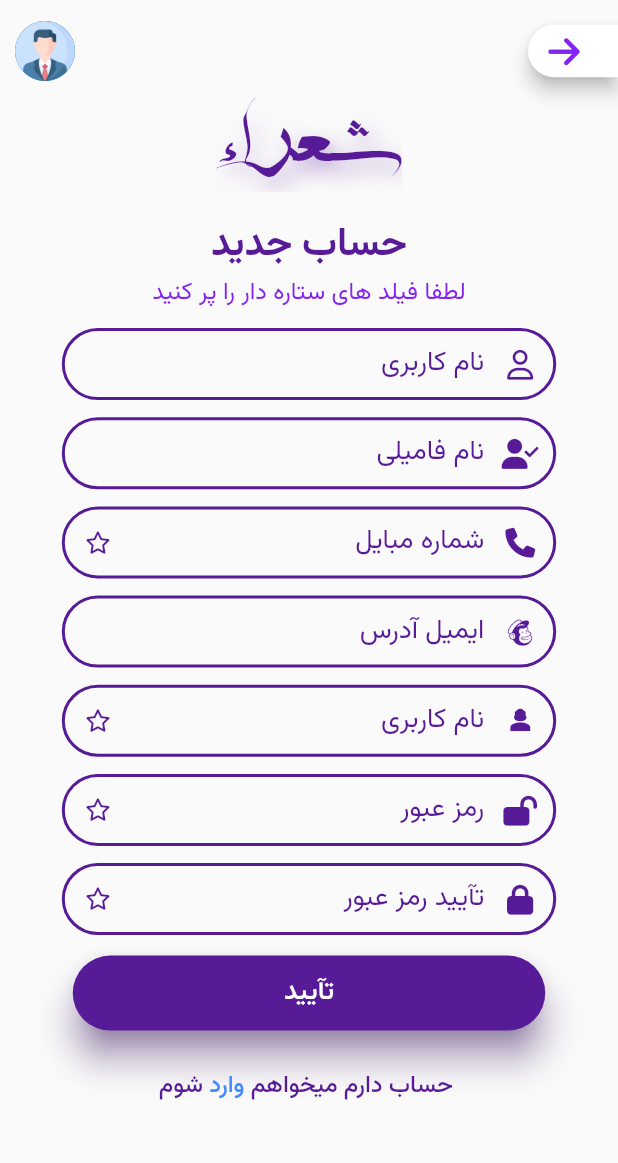
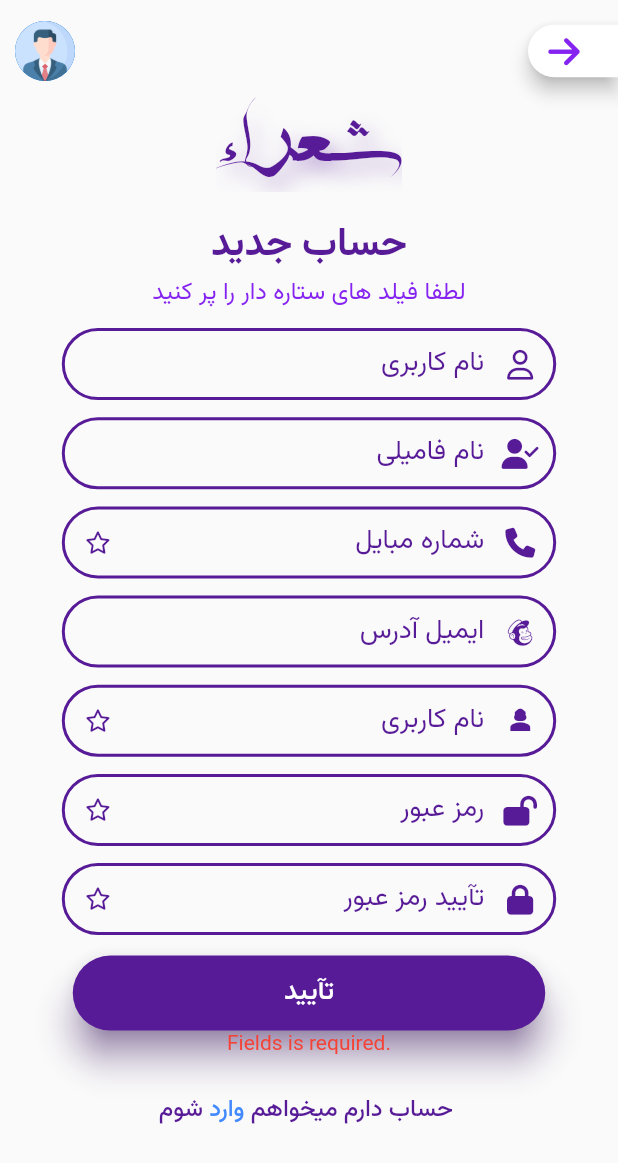
Before and after one commit to SayedNawid/shohaara, a Flutter app: the SignUpPage screen opened directly, after a tap on "تآیید", on a phone screen of 412 x 824 dp. Shown: the top 1163 px of the screen. Run offline on Flutter 3.47's test engine with Material 2 defaults, Android fonts, the phone set to English and light mode, and no system bars; our stand-ins replace font_awesome_flutter, google_nav_bar, hive, hive_flutter, line_icons, slide_to_act and 1 more; accounts and stored records are empty; network calls fail.

```diff
--- a/lib/LoginScreens/components/rounded_username_field.dart
+++ b/lib/LoginScreens/components/rounded_username_field.dart
@@ -7,53 +7,55 @@ class RoundedUserNameField extends StatelessWidget {
   final ValueChanged<String> onChanged;
   final String hintText;
   final IconData iconData;
+  //final FormFieldValidator<String>? validator ;
   const RoundedUserNameField({
     super.key,
     required this.onChanged,
     required this.hintText,
-    required this.iconData,
+    required this.iconData, //required this.validator,
   });
 
   @override
   Widget build(BuildContext context) {
     return TextFieldContainer(
-      child: TextField(
+      child: TextFormField(
+        //validator:validator ,
         onChanged: onChanged,
         showCursor: true,
         cursorColor: kPrimaryColor,
         cursorHeight: 25,
         obscureText: false,
         keyboardType: TextInputType.text,
-        style: TextStyle(
+        style: const TextStyle(
             color: kPrimaryColor,
             fontFamily: "Vazir",
             fontSize: 18,
             fontWeight: FontWeight.w400),
         textAlign: TextAlign.right,
         decoration: InputDecoration(
-          contentPadding: EdgeInsets.only(top: 20),
+          contentPadding: const EdgeInsets.only(top: 20),
             suffixIcon: Icon(
               size: 20,
               iconData,
               color: kPrimaryColor,
             ),
-            prefixIcon: Icon(
+            prefixIcon: const Icon(
               size: 15,
               FontAwesomeIcons.star,
               color: kPrimaryColor,
             ),
             hintText: hintText,
-            hintStyle: TextStyle(fontFamily: "Vazir", color: kPrimaryColor),
+            hintStyle: const TextStyle(fontFamily: "Vazir", color: kPrimaryColor),
             border: InputBorder.none,
             enabledBorder: OutlineInputBorder(
                 borderRadius: BorderRadius.circular(50),
-                borderSide: BorderSide(
+                borderSide: const BorderSide(
                   width: 2,
                   color: kPrimaryColor,
                 )),
             focusedBorder: OutlineInputBorder(
                 borderRadius: BorderRadius.circular(50),
-                borderSide: BorderSide(
+                borderSide: const BorderSide(
                   width: 2,
                   color: kPrimaryColor,
                 ))),
--- a/lib/LoginScreens/sign_up_page.dart
+++ b/lib/LoginScreens/sign_up_page.dart
@@ -32,8 +32,19 @@ class _SignUpPageState extends State<SignUpPage> {
     );
   }
 
+  bool _showError = false;
+
   Future<void> signUp() async {
-    print(name);
+    if (name.isEmpty ||
+        lastName.isEmpty ||
+        phoneNumber.isEmpty ||
+        email.isEmpty ||
+        username.isEmpty ||
+        password.isEmpty) {
+      setState(() {
+        _showError = true;
+      });
+    }
     try {
       await ApiService.signUp(
         firstName: name,
@@ -184,9 +195,11 @@ class _SignUpPageState extends State<SignUpPage> {
                     ),
                     RoundedUserNameField(
                         onChanged: (value) {
-                          setState(() {
-                            username = value;
-                          });
+                          setState(
+                            () {
+                              username = value;
+                            },
+                          );
                         },
                         hintText: "نام کاربری",
                         iconData: Icons.person_3),
@@ -217,6 +230,11 @@ class _SignUpPageState extends State<SignUpPage> {
                         signUp();
                       },
                     ),
+                    if (_showError)
+                      const Text(
+                        'Fields is required.',
+                        style: TextStyle(color: Colors.red),
+                      ),
                     Container(
                       alignment: Alignment.bottomCenter,
                       width: 300,
--- a/lib/MainCategory/edit_profile.dart
+++ b/lib/MainCategory/edit_profile.dart
@@ -68,6 +68,7 @@ class _EditProfileState extends State<EditProfile> {
           //   context,
           //   MaterialPageRoute(builder: (ctx) => const ProfilePage()),
           // );
+          Navigator.pop(context, true);
         },
         onError: (error) {
           print(error);
--- a/lib/main.dart
+++ b/lib/main.dart
@@ -1,9 +1,7 @@
 import 'package:flutter/material.dart';
-import 'package:shohaara/MainCategory/edit_profile.dart';
 import 'package:shohaara/hiveModels/post_model.dart';
 import 'package:shohaara/main_page.dart';
 import 'SpalshScreens/OnBoardingSceen.dart';
-import 'firebase_options.dart';
 import 'package:hive/hive.dart';
 import 'package:hive_flutter/hive_flutter.dart';
 import 'package:shohaara/hiveModels/userModel.dart';
--- a/lib/navigation/custom_drawer_widget.dart
+++ b/lib/navigation/custom_drawer_widget.dart
@@ -119,7 +119,8 @@ class _CustomDrawerWidgetState extends State<CustomDrawerWidget> {
                             ),
                           ),
                           Text(
-                            "Software Engineer",
+                            userData != null ? "${userData!.phoneNumber}" :
+                            "+93 799 000 000",
                             style: TextStyle(
                                 fontFamily: "Vazir",
                                 fontSize: 12,
--- a/lib/services/fetcher.dart
+++ b/lib/services/fetcher.dart
@@ -6,7 +6,7 @@ class Fetch {
 
   Fetch(this.url);
 
-  Future<dynamic> getData({String? token}) async {
+  Future<dynamic> getData(String? token) async {
     Map<String, String> headers = {'Content-Type': 'application/json'};
     if (token != null) {
       headers['Authorization'] = token;
```
Also changed, not shown: lib/MainCategory/ProfilePage.dart (+17 -11 lines), lib/services/api_service.dart (+26 -0 lines).
